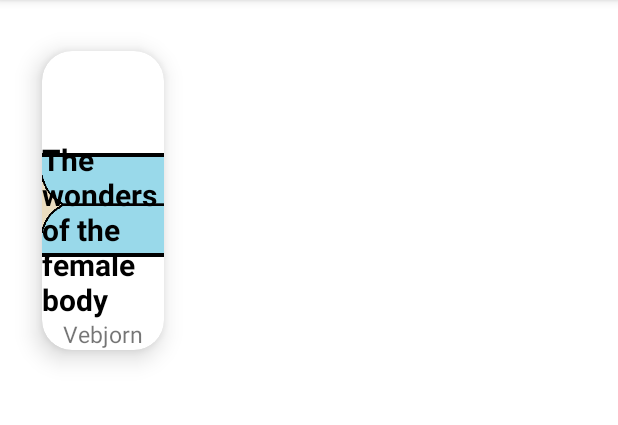
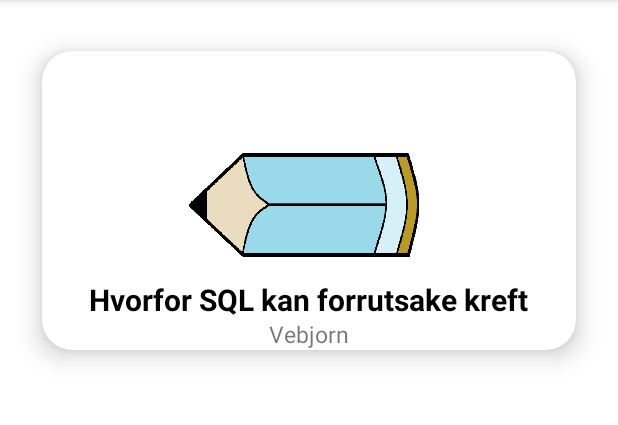
Before and after one commit to karl0573/StudentTestInterfaceApp, an Android app: the screen it shows after launch (MainActivity), on a phone screen of 412 x 824 dp, the part 84-509 px from its top. Run offline under Robolectric (Android 15) with nearby library versions, the phone set to English and light mode, and no system bars; our stand-ins replace data binding.

```diff
--- a/app/src/main/java/com/example/mobprosjekt/MainActivity.kt
+++ b/app/src/main/java/com/example/mobprosjekt/MainActivity.kt
@@ -30,7 +30,7 @@ class MainActivity : AppCompatActivity() {
         proveData()
         val mainActivity = this
         binding.recyclerView.apply {
-            layoutManager = GridLayoutManager(applicationContext, 3)
+            layoutManager = GridLayoutManager(applicationContext, 1)
             adapter = KortAdapter(proveListe)
         }
 
@@ -49,7 +49,7 @@ class MainActivity : AppCompatActivity() {
         val testProve = Prove(
             R.drawable.blyant,
             "Vebjorn",
-            "The wonders of the female body"
+            "Hvorfor SQL kan forrutsake kreft"
         )
         proveListe.add(testProve)
     }
```
